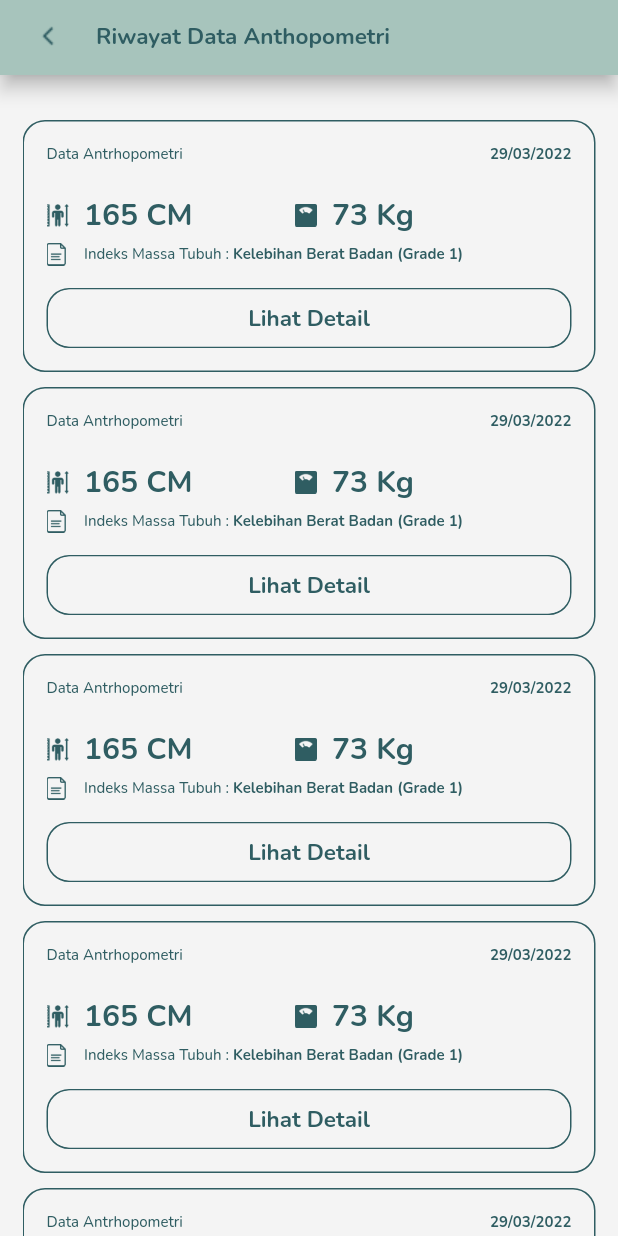
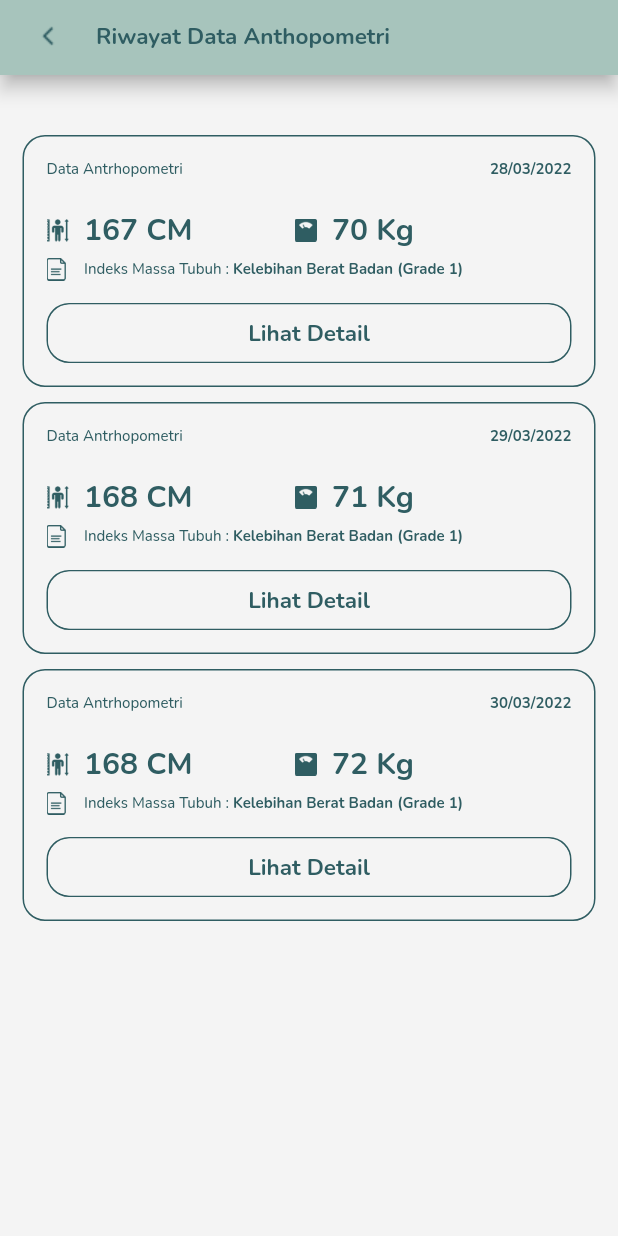
Before and after one commit to zaidtqy/healthy, a Flutter app: the HistoryFormAntrhopometri screen opened by its route, on a phone screen of 412 x 824 dp. Run offline on Flutter 3.47's test engine with Material 2 defaults, Android fonts, the light colour scheme and no system bars; our stand-ins replace badges, cloud_firestore, cool_alert, firebase_auth, firebase_core, fluttertoast and 2 more; accounts and stored records are empty.

Commit message:
Add Dynamic Data Antrhopometri

```diff
--- a/lib/main.dart
+++ b/lib/main.dart
@@ -22,7 +22,7 @@ import 'package:healthy/pages/history_form_antrhopometri_page.dart';
 import 'package:healthy/pages/history_form_hemoglobin_page.dart';
 import 'package:healthy/pages/history_form_knowledge_page.dart';
 import 'package:healthy/pages/result_information_page.dart';
-import 'package:healthy/pages/result_antrhopometri_page.dart';
+// import 'package:healthy/pages/result_antrhopometri_page.dart';
 import 'package:healthy/pages/result_hemoglobin_page.dart';
 import 'package:healthy/pages/result_knowledge_page.dart';
 
@@ -64,7 +64,7 @@ class MyApp extends StatelessWidget {
         '/history-knowledge': (context) => const HistoryFormKnowledge(),
         // '/result-activity': (context) => const ResultActivity(),
         '/result-information': (context) => const ResultInformation(),
-        '/result-antrhopometri': (context) => const ResultAntrhopometri(),
+        // '/result-antrhopometri': (context) => const ResultAntrhopometri(),
         '/result-hemoglobin': (context) => const ResultHemoglobin(),
         '/result-knowledge': (context) => const ResultKnowledge(),
       },
--- /dev/null
+++ b/lib/models/antrhopometri_model.dart
@@ -0,0 +1,48 @@
+class HistoryAntrhopoModel {
+  final String date;
+  final List<AntrhopoModel> antrhopoModel;
+
+  HistoryAntrhopoModel({required this.date, required this.antrhopoModel});
+}
+
+class AntrhopoModel {
+  final String height;
+  final String weight;
+  final String sizeRound;
+
+  AntrhopoModel(
+      {required this.height, required this.weight, required this.sizeRound});
+}
+
+final List<HistoryAntrhopoModel> mockHistoryAntrhopoModel = [
+  HistoryAntrhopoModel(
+    date: "28/03/2022",
+    antrhopoModel: [
+      AntrhopoModel(
+        height: "167",
+        weight: "70",
+        sizeRound: "60",
+      ),
+    ],
+  ),
+  HistoryAntrhopoModel(
+    date: "29/03/2022",
+    antrhopoModel: [
+      AntrhopoModel(
+        height: "168",
+        weight: "71",
+        sizeRound: "61",
+      ),
+    ],
+  ),
+  HistoryAntrhopoModel(
+    date: "30/03/2022",
+    antrhopoModel: [
+      AntrhopoModel(
+        height: "168",
+        weight: "72",
+        sizeRound: "62",
+      ),
+    ],
+  ),
+];
--- a/lib/pages/history_form_antrhopometri_page.dart
+++ b/lib/pages/history_form_antrhopometri_page.dart
@@ -1,4 +1,6 @@
 import 'package:flutter/material.dart';
+import 'package:healthy/models/antrhopometri_model.dart';
+import 'package:healthy/pages/result_antrhopometri_page.dart';
 import 'package:healthy/theme.dart';
 
 class HistoryFormAntrhopometri extends StatelessWidget {
@@ -6,7 +8,8 @@ class HistoryFormAntrhopometri extends StatelessWidget {
 
   @override
   Widget build(BuildContext context) {
-    Widget antrhopometriSubject() {
+    Widget antrhopometriSubject(
+        {required HistoryAntrhopoModel historyAntrhopoModel}) {
       return Container(
         height: 168,
         width: double.infinity,
@@ -33,7 +36,7 @@ class HistoryFormAntrhopometri extends StatelessWidget {
                 ),
                 const Spacer(),
                 Text(
-                  '29/03/2022',
+                  historyAntrhopoModel.date,
                   style: primaryTextStyle.copyWith(
                     fontSize: 10,
                     fontWeight: bold,
@@ -54,7 +57,7 @@ class HistoryFormAntrhopometri extends StatelessWidget {
                   width: 10,
                 ),
                 Text(
-                  '165 CM',
+                  '${historyAntrhopoModel.antrhopoModel.last.height} CM',
                   style:
                       primaryTextStyle.copyWith(fontSize: 20, fontWeight: bold),
                 ),
@@ -69,7 +72,7 @@ class HistoryFormAntrhopometri extends StatelessWidget {
                   width: 10,
                 ),
                 Text(
-                  '73 Kg',
+                  '${historyAntrhopoModel.antrhopoModel.last.weight} Kg',
                   style:
                       primaryTextStyle.copyWith(fontSize: 20, fontWeight: bold),
                 ),
@@ -119,7 +122,16 @@ class HistoryFormAntrhopometri extends StatelessWidget {
                 ),
                 child: TextButton(
                   onPressed: () {
-                    Navigator.pushNamed(context, '/result-antrhopometri');
+                    Navigator.push(
+                      context,
+                      MaterialPageRoute(
+                        builder: (BuildContext context) {
+                          return ResultAntrhopometri(
+                            historyAntrhopoModel: historyAntrhopoModel,
+                          );
+                        },
+                      ),
+                    );
                   },
                   style: TextButton.styleFrom(
                     backgroundColor: backgroundColor,
@@ -138,6 +150,31 @@ class HistoryFormAntrhopometri extends StatelessWidget {
               ),
             ),
           ],
+        ),
+      );
+    }
+
+    Widget backButton() {
+      return Container(
+        height: 45,
+        width: 130,
+        margin: const EdgeInsets.only(top: 30, bottom: 30),
+        child: TextButton(
+          onPressed: () {
+            Navigator.pushNamed(context, '/home-page');
+          },
+          style: TextButton.styleFrom(
+              backgroundColor: primaryColor,
+              shape: RoundedRectangleBorder(
+                borderRadius: BorderRadius.circular(15),
+              )),
+          child: Text(
+            'Kembali',
+            style: backgroundTextStyle.copyWith(
+              fontSize: 15,
+              fontWeight: bold,
+            ),
+          ),
         ),
       );
     }
@@ -178,23 +215,48 @@ class HistoryFormAntrhopometri extends StatelessWidget {
         margin: EdgeInsets.symmetric(
           horizontal: defaultMargin,
         ),
-        child: ListView(
+        child: (mockHistoryAntrhopoModel.isNotEmpty)
+            ? ListView.builder(
+                padding: const EdgeInsets.only(top: 30),
+                itemCount: mockHistoryAntrhopoModel.length,
+                itemBuilder: (context, index) {
+                  return antrhopometriSubject(
+                    historyAntrhopoModel: mockHistoryAntrhopoModel[index],
+                  );
+                },
+              )
+            : Container(
+                margin: EdgeInsets.symmetric(
+                  horizontal: defaultMargin,
+                ),
+                child: Column(
                   children: [
                     const SizedBox(
-              height: 20,
+                      height: 180,
                     ),
-            antrhopometriSubject(),
-            antrhopometriSubject(),
-            antrhopometriSubject(),
-            antrhopometriSubject(),
-            antrhopometriSubject(),
-            antrhopometriSubject(),
-            antrhopometriSubject(),
-            antrhopometriSubject(),
-            const SizedBox(
-              height: 30,
+                    Row(
+                      mainAxisAlignment: MainAxisAlignment.center,
+                      children: [
+                        Image.asset(
+                          'assets/image_empty.png',
+                          width: 250,
                         ),
                       ],
+                    ),
+                    const SizedBox(
+                      height: 15,
+                    ),
+                    Text(
+                      'Riwayat Data Antrhopometri Kosong',
+                      style: primaryTextStyle.copyWith(
+                          fontSize: 15, fontWeight: bold),
+                    ),
+                    const SizedBox(
+                      height: 15,
+                    ),
+                    backButton(),
+                  ],
+                ),
               ),
       ),
     );
```
Also changed, not shown: lib/pages/result_antrhopometri_page.dart (+74 -62 lines). Lines whose indentation alone changed are shown as unchanged.
